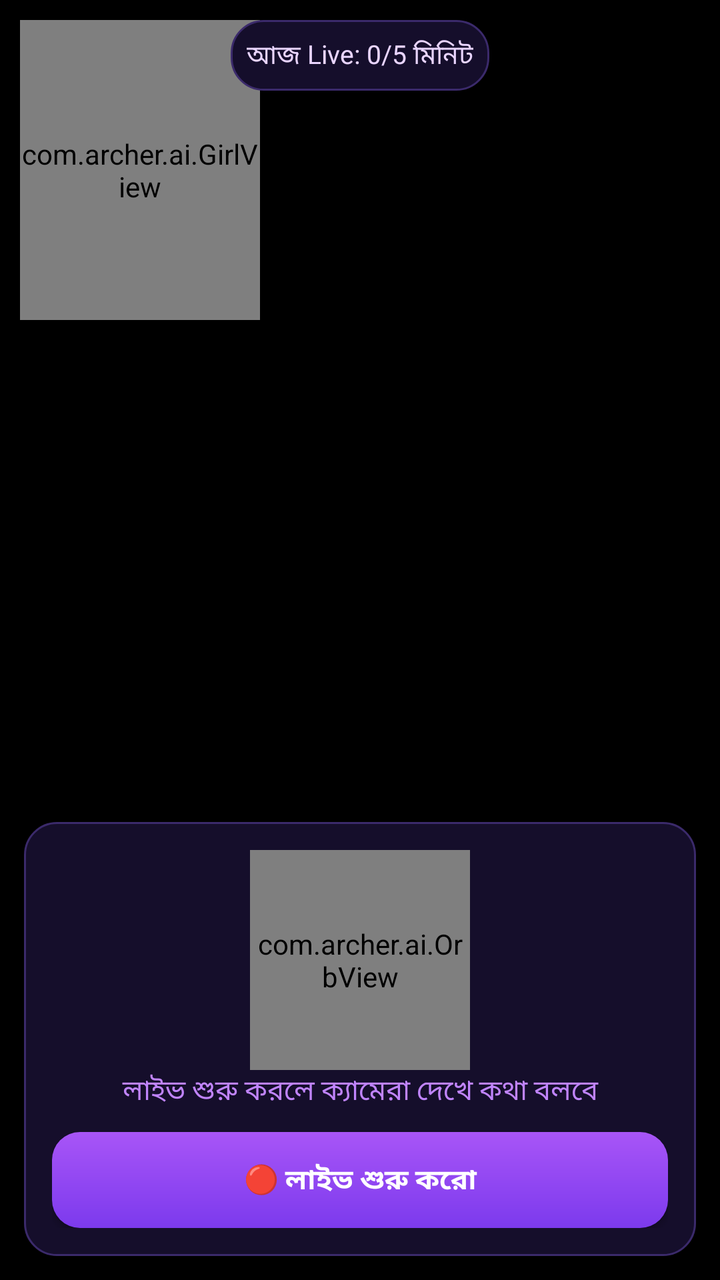
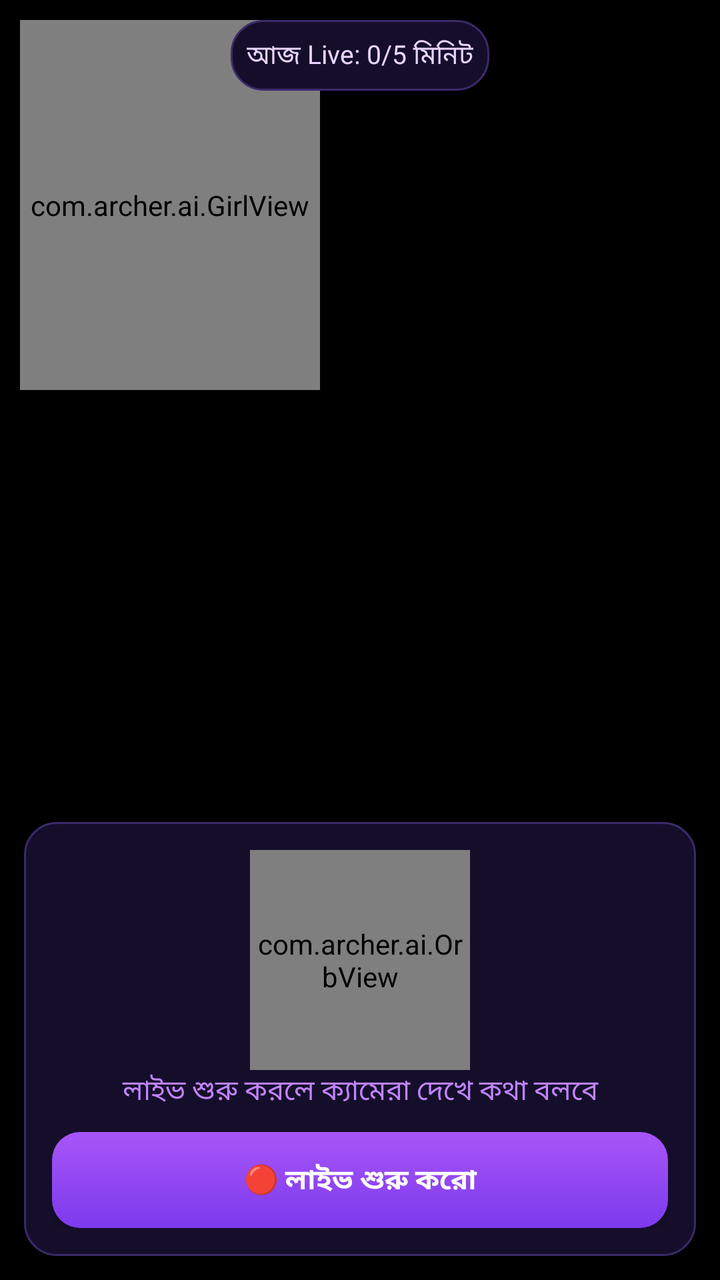

The first picture is an Android layout as it rendered before a commit; the second is the same layout after the commit. The layout source and the unified diff follow.
<!-- AndroidManifest.xml: application theme AppTheme -->
<!-- res/layout/activity_live.xml -->
<?xml version="1.0" encoding="utf-8"?>
<FrameLayout xmlns:android="http://schemas.android.com/apk/res/android"
    android:layout_width="match_parent"
    android:layout_height="match_parent"
    android:background="#000000">

    <TextureView
        android:id="@+id/preview"
        android:layout_width="match_parent"
        android:layout_height="match_parent" />

    <com.archer.ai.GirlView
        android:id="@+id/liveGirl"
        android:layout_width="120dp"
        android:layout_height="150dp"
        android:layout_gravity="top|start"
        android:layout_margin="10dp" />

    <TextView
        android:id="@+id/liveUsage"
        android:layout_width="wrap_content"
        android:layout_height="wrap_content"
        android:layout_gravity="top|center_horizontal"
        android:layout_marginTop="10dp"
        android:background="@drawable/bg_card"
        android:padding="8dp"
        android:text="আজ Live: 0/5 মিনিট"
        android:textColor="#E9D5FF"
        android:textSize="13sp" />

    <LinearLayout
        android:layout_width="match_parent"
        android:layout_height="wrap_content"
        android:layout_gravity="bottom"
        android:layout_margin="12dp"
        android:background="@drawable/bg_card"
        android:orientation="vertical"
        android:padding="14dp">

        <com.archer.ai.OrbView
            android:id="@+id/liveOrb"
            android:layout_width="110dp"
            android:layout_height="110dp"
            android:layout_gravity="center_horizontal" />

        <TextView
            android:id="@+id/liveStatus"
            android:layout_width="match_parent"
            android:layout_height="wrap_content"
            android:gravity="center"
            android:text="লাইভ শুরু করলে ক্যামেরা দেখে কথা বলবে"
            android:textColor="#C084FC"
            android:textSize="14sp" />

        <Button
            android:id="@+id/liveToggle"
            android:layout_width="match_parent"
            android:layout_height="wrap_content"
            android:layout_marginTop="10dp"
            android:background="@drawable/btn_primary"
            android:text="🔴 লাইভ শুরু করো"
            android:textColor="#FFFFFF"
            android:textStyle="bold" />
    </LinearLayout>
</FrameLayout>
<!-- resources referenced by this layout -->
<resources>
  <!-- drawable bg_card (drawable) -->
  <?xml version="1.0" encoding="utf-8"?>
  <shape xmlns:android="http://schemas.android.com/apk/res/android" android:shape="rectangle">
      <corners android:radius="16dp" />
      <solid android:color="#150E2B" />
      <stroke android:width="1dp" android:color="#3B2A6B" />
  </shape>
  <!-- drawable btn_primary (drawable) -->
  <?xml version="1.0" encoding="utf-8"?>
  <shape xmlns:android="http://schemas.android.com/apk/res/android" android:shape="rectangle">
      <corners android:radius="14dp" />
      <gradient
          android:angle="270"
          android:startColor="#A855F7"
          android:endColor="#7C3AED" />
  </shape>
  <style name="AppTheme" parent="android:Theme.Material.NoActionBar">
          <item name="android:windowBackground">#05030D</item>
          <item name="android:colorAccent">#A855F7</item>
          <item name="android:statusBarColor">#05030D</item>
          <item name="android:navigationBarColor">#05030D</item>
          <item name="android:windowLightStatusBar">false</item>
      </style>
</resources>

<!-- the commit's change to res/layout/activity_live.xml (unified diff, before → after) -->
@@ -11,8 +11,8 @@
 
     <com.archer.ai.GirlView
         android:id="@+id/liveGirl"
-        android:layout_width="120dp"
-        android:layout_height="150dp"
+        android:layout_width="150dp"
+        android:layout_height="185dp"
         android:layout_gravity="top|start"
         android:layout_margin="10dp" />
 
